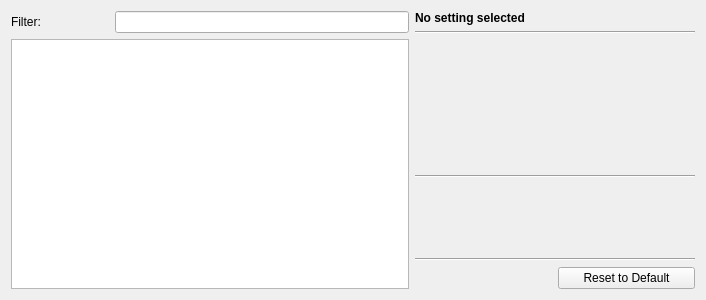
Old version of the form native/src/DovahKit/ui/main_window/game_setting_window.ui in the repository DavidJCobb/DovahKit.
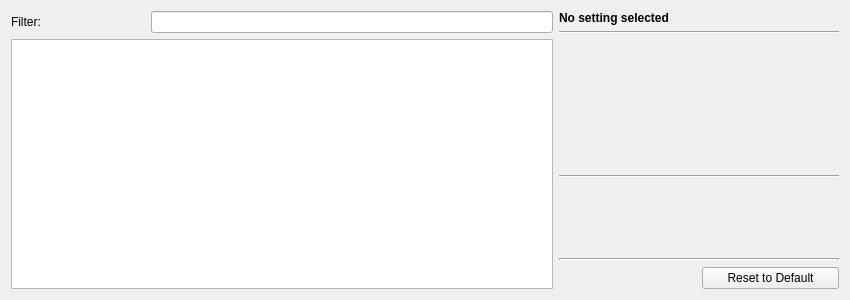
New version of the form. Custom widgets are drawn as their Qt base class.

```diff
--- a/native/src/DovahKit/ui/main_window/game_setting_window.ui
+++ b/native/src/DovahKit/ui/main_window/game_setting_window.ui
@@ -6,7 +6,7 @@
    <rect>
     <x>0</x>
     <y>0</y>
-    <width>706</width>
+    <width>850</width>
     <height>300</height>
    </rect>
   </property>
```
